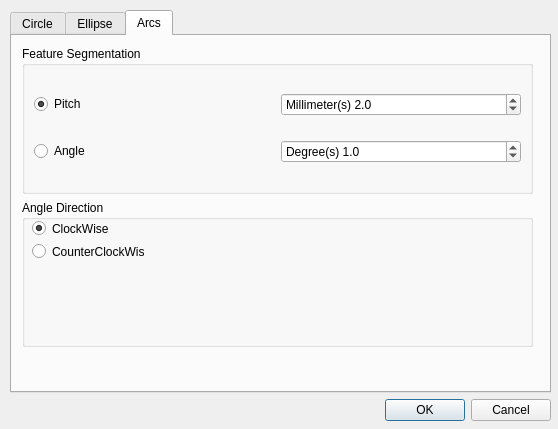
vinayan/RectOvalDigitPlugin, file CADDigitize/ui_CADDigitizeSettings.ui: the form before one commit.
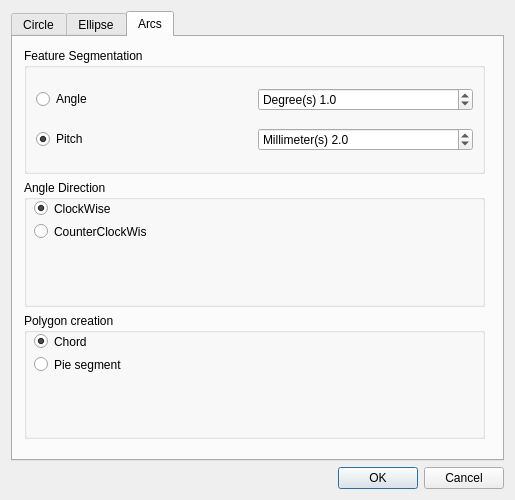
The form after the commit.

Commit message: settings' dialog for arc polygon

```diff
--- a/CADDigitize/ui_CADDigitizeSettings.ui
+++ b/CADDigitize/ui_CADDigitizeSettings.ui
@@ -6,22 +6,15 @@
    <rect>
     <x>0</x>
     <y>0</y>
-    <width>558</width>
-    <height>429</height>
+    <width>515</width>
+    <height>500</height>
    </rect>
   </property>
   <property name="windowTitle">
    <string>CADDigitize Settings</string>
   </property>
-  <widget class="QWidget" name="layoutWidget">
-   <property name="geometry">
-    <rect>
-     <x>10</x>
-     <y>10</y>
-     <width>541</width>
-     <height>411</height>
-    </rect>
-   </property>
+  <layout class="QVBoxLayout" name="verticalLayout_6">
+   <item>
    <layout class="QVBoxLayout" name="verticalLayout">
     <item>
      <widget class="QTabWidget" name="tabWidget">
@@ -115,10 +108,10 @@
        <widget class="QWidget" name="layoutWidget">
         <property name="geometry">
          <rect>
-          <x>10</x>
-          <y>10</y>
-          <width>511</width>
-          <height>301</height>
+           <x>11</x>
+           <y>11</y>
+           <width>461</width>
+           <height>391</height>
          </rect>
         </property>
         <layout class="QVBoxLayout" name="verticalLayout_3">
@@ -127,8 +120,32 @@
            <property name="title">
             <string>Feature Segmentation</string>
            </property>
-           <layout class="QGridLayout" name="gridLayout_3">
-            <item row="0" column="0">
+            <layout class="QVBoxLayout" name="verticalLayout_8">
+             <item>
+              <layout class="QHBoxLayout" name="horizontalLayout_2">
+               <item>
+                <widget class="QRadioButton" name="radioFeatureAngle">
+                 <property name="text">
+                  <string>Angle</string>
+                 </property>
+                </widget>
+               </item>
+               <item>
+                <widget class="QDoubleSpinBox" name="ArcFeatureAngle">
+                 <property name="prefix">
+                  <string>Degree(s) </string>
+                 </property>
+                 <property name="decimals">
+                  <number>1</number>
+                 </property>
+                 <property name="value">
+                  <double>1.000000000000000</double>
+                 </property>
+                </widget>
+               </item>
+              </layout>
+             </item>
+             <item>
              <layout class="QHBoxLayout" name="horizontalLayout">
               <item>
                <widget class="QRadioButton" name="radioFeaturePitch">
@@ -161,30 +178,6 @@
               </item>
              </layout>
             </item>
-            <item row="1" column="0">
-             <layout class="QHBoxLayout" name="horizontalLayout_2">
-              <item>
-               <widget class="QRadioButton" name="radioFeatureAngle">
-                <property name="text">
-                 <string>Angle</string>
-                </property>
-               </widget>
-              </item>
-              <item>
-               <widget class="QDoubleSpinBox" name="ArcFeatureAngle">
-                <property name="prefix">
-                 <string>Degree(s) </string>
-                </property>
-                <property name="decimals">
-                 <number>1</number>
-                </property>
-                <property name="value">
-                 <double>1.000000000000000</double>
-                </property>
-               </widget>
-              </item>
-             </layout>
-            </item>
            </layout>
           </widget>
          </item>
@@ -224,6 +217,42 @@
            </widget>
           </widget>
          </item>
+          <item>
+           <widget class="QGroupBox" name="groupBox_3">
+            <property name="title">
+             <string>Polygon creation</string>
+            </property>
+            <widget class="QWidget" name="layoutWidget_2">
+             <property name="geometry">
+              <rect>
+               <x>10</x>
+               <y>20</y>
+               <width>113</width>
+               <height>40</height>
+              </rect>
+             </property>
+             <layout class="QVBoxLayout" name="verticalLayout_7">
+              <item>
+               <widget class="QRadioButton" name="ArcPolygonChord">
+                <property name="text">
+                 <string>Chord</string>
+                </property>
+                <property name="checked">
+                 <bool>true</bool>
+                </property>
+               </widget>
+              </item>
+              <item>
+               <widget class="QRadioButton" name="ArcPolygonPie">
+                <property name="text">
+                 <string>Pie segment</string>
+                </property>
+               </widget>
+              </item>
+             </layout>
+            </widget>
+           </widget>
+          </item>
         </layout>
        </widget>
       </widget>
@@ -240,7 +269,8 @@
      </widget>
     </item>
    </layout>
-  </widget>
+   </item>
+  </layout>
  </widget>
  <resources/>
  <connections>
```
Lines whose indentation alone changed are shown as unchanged. The commit also changes 4 other files.
